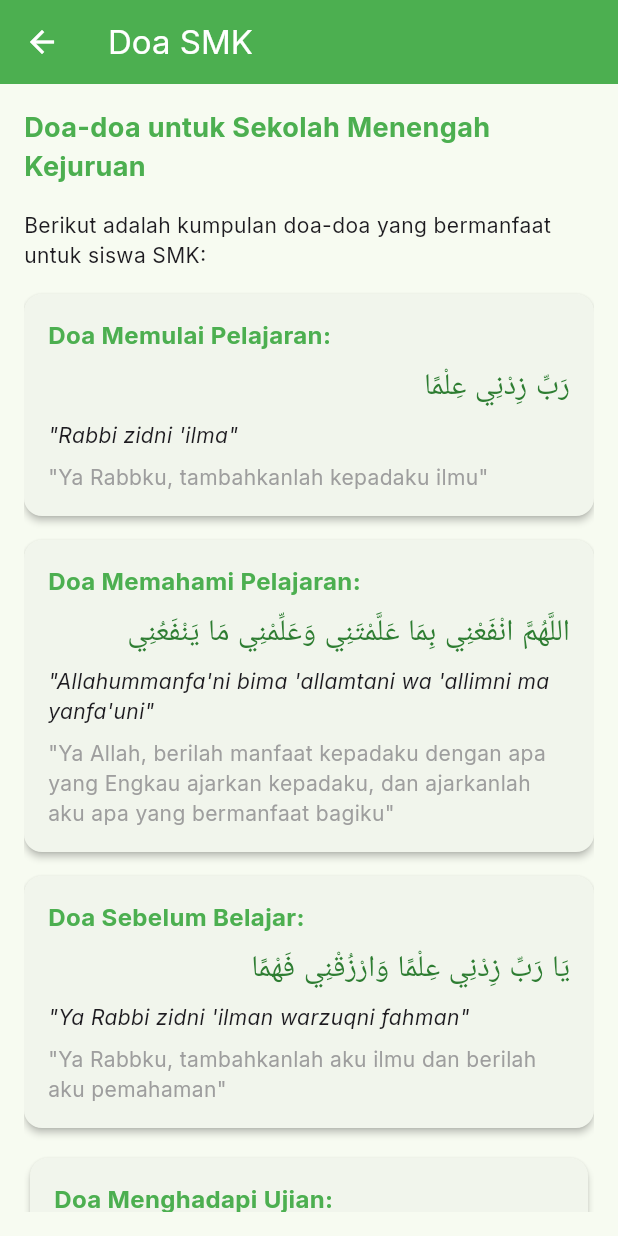
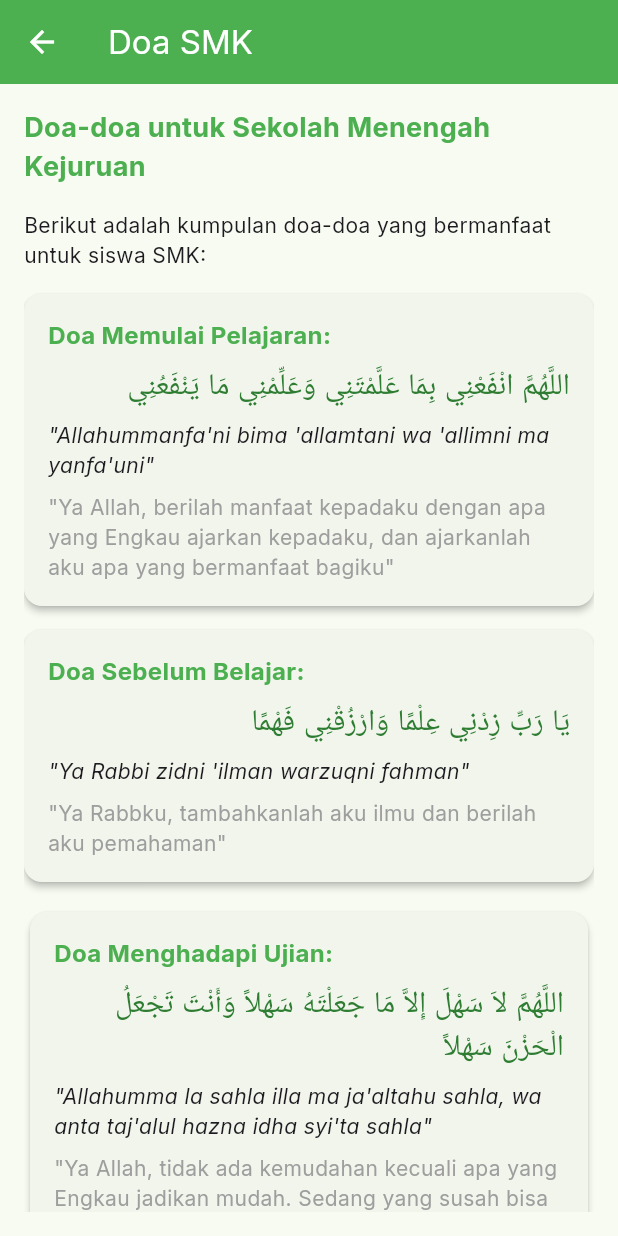
Before and after one commit to Fizora/quran-prima, a Flutter app: the DoaSMKPage screen opened directly, on a phone screen of 412 x 824 dp. Run offline on Flutter 3.47's test engine with Material 3 defaults, Android fonts, the phone set to English and light mode, and no system bars; our stand-ins replace google_fonts, shared_preferences; accounts and stored records are empty; Roboto replaces fonts that are missing (Amiri).

Commit message:
refactor doa pelajaran

```diff
--- a/lib/pages/doa_smk.dart
+++ b/lib/pages/doa_smk.dart
@@ -55,55 +55,55 @@
               const SizedBox(height: 16),
 
               // Doa Memulai Pelajaran
-              Card(
-                elevation: 2,
-                margin: const EdgeInsets.only(bottom: 16),
-                child: Padding(
-                  padding: const EdgeInsets.all(16.0),
-                  child: Column(
-                    crossAxisAlignment: CrossAxisAlignment.start,
-                    children: [
-                      const Text(
-                        'Doa Memulai Pelajaran:',
-                        style: TextStyle(
-                          fontWeight: FontWeight.bold,
-                          fontSize: 16,
-                          color: Colors.green,
-                        ),
-                      ),
-                      const SizedBox(height: 8),
-                      // Teks Arab rata kanan
-                      Container(
-                        width: double.infinity,
-                        child: Text(
-                          'رَبِّ زِدْنِي عِلْمًا',
-                          style: GoogleFonts.amiri(
-                            fontSize: _ayatFontSize,
-                            color: Colors.green[800],
-                          ),
-                          textDirection: TextDirection.rtl,
-                          textAlign: TextAlign.right,
-                        ),
-                      ),
-                      const SizedBox(height: 8),
-                      // Teks Latin
-                      const Text(
-                        '"Rabbi zidni \'ilma"',
-                        style: TextStyle(
-                          fontStyle: FontStyle.italic,
-                          fontSize: 14,
-                        ),
-                      ),
-                      const SizedBox(height: 8),
-                      // Terjemahan
-                      const Text(
-                        '"Ya Rabbku, tambahkanlah kepadaku ilmu"',
-                        style: TextStyle(fontSize: 14, color: Colors.grey),
-                      ),
-                    ],
-                  ),
-                ),
-              ),
+              // Card(
+              //   elevation: 2,
+              //   margin: const EdgeInsets.only(bottom: 16),
+              //   child: Padding(
+              //     padding: const EdgeInsets.all(16.0),
+              //     child: Column(
+              //       crossAxisAlignment: CrossAxisAlignment.start,
+              //       children: [
+              //         const Text(
+              //           'Doa Memulai Pelajaran:',
+              //           style: TextStyle(
+              //             fontWeight: FontWeight.bold,
+              //             fontSize: 16,
+              //             color: Colors.green,
+              //           ),
+              //         ),
+              //         const SizedBox(height: 8),
+              //         // Teks Arab rata kanan
+              //         Container(
+              //           width: double.infinity,
+              //           child: Text(
+              //             'رَبِّ زِدْنِي عِلْمًا',
+              //             style: GoogleFonts.amiri(
+              //               fontSize: _ayatFontSize,
+              //               color: Colors.green[800],
+              //             ),
+              //             textDirection: TextDirection.rtl,
+              //             textAlign: TextAlign.right,
+              //           ),
+              //         ),
+              //         const SizedBox(height: 8),
+              //         // Teks Latin
+              //         const Text(
+              //           '"Rabbi zidni \'ilma"',
+              //           style: TextStyle(
+              //             fontStyle: FontStyle.italic,
+              //             fontSize: 14,
+              //           ),
+              //         ),
+              //         const SizedBox(height: 8),
+              //         // Terjemahan
+              //         const Text(
+              //           '"Ya Rabbku, tambahkanlah kepadaku ilmu"',
+              //           style: TextStyle(fontSize: 14, color: Colors.grey),
+              //         ),
+              //       ],
+              //     ),
+              //   ),
+              // ),
 
               // Doa Memahami Pelajaran
               Card(
@@ -115,7 +115,7 @@
                     crossAxisAlignment: CrossAxisAlignment.start,
                     children: [
                       const Text(
-                        'Doa Memahami Pelajaran:',
+                        'Doa Memulai Pelajaran:',
                         style: TextStyle(
                           fontWeight: FontWeight.bold,
                           fontSize: 16,
```
